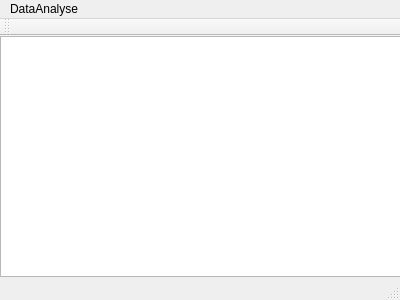
This is mainwindow.ui in xuleilx/EasyPlayer as Qt 5 draws it before an edit. The edited form follows.
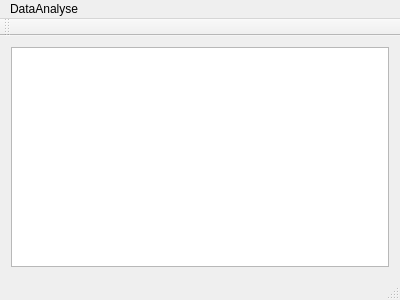
This is the edited form.

Diff of the .ui file:
```diff
--- a/mainwindow.ui
+++ b/mainwindow.ui
@@ -14,16 +14,11 @@
    <string>MainWindow</string>
   </property>
   <widget class="QWidget" name="centralWidget">
-   <widget class="QTextBrowser" name="textBrowser">
-    <property name="geometry">
-     <rect>
-      <x>0</x>
-      <y>0</y>
-      <width>401</width>
-      <height>241</height>
-     </rect>
-    </property>
-   </widget>
+   <layout class="QVBoxLayout" name="verticalLayout">
+    <item>
+     <widget class="QTextBrowser" name="textBrowser"/>
+    </item>
+   </layout>
   </widget>
   <widget class="QMenuBar" name="menuBar">
    <property name="geometry">
```
Left out of the diff: 18 changed lines with no effect on the pictures.
